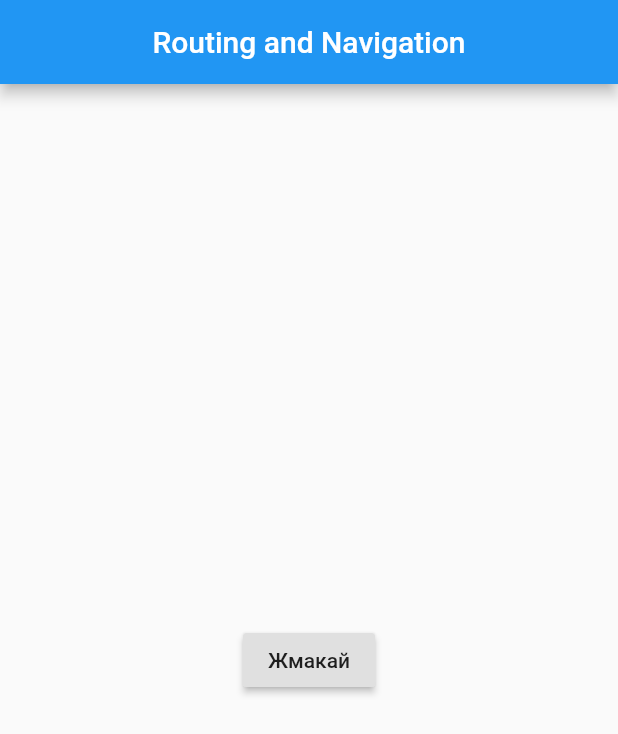
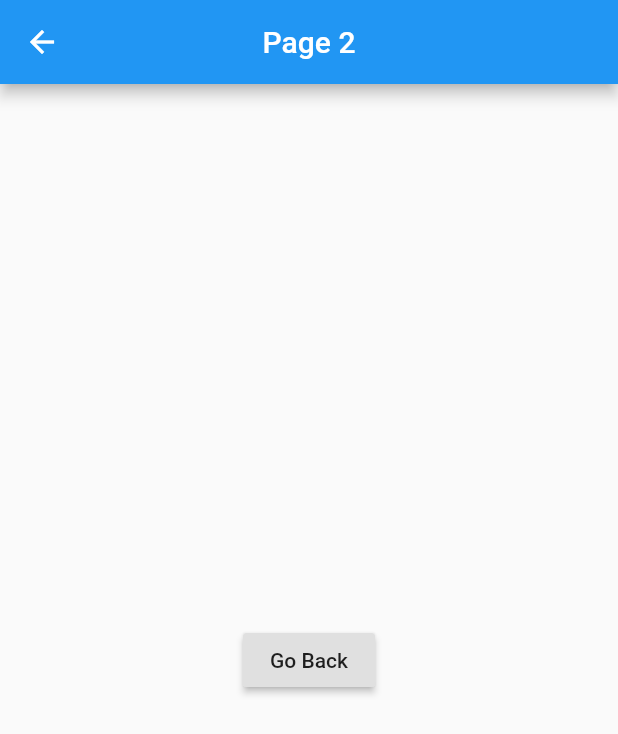
Before and after one commit to USSRFantom/data_transfer, a Flutter app: the screen it shows after launch, after a tap on "Жмакай", on a phone screen of 412 x 824 dp. Shown: the top 734 px of the screen. Run offline on Flutter 3.47's test engine with Material 2 defaults, Android fonts, the phone set to English and light mode, and no system bars.

```diff
--- a/lib/main.dart
+++ b/lib/main.dart
@@ -21,9 +21,34 @@ class HomePage extends StatelessWidget{
   Widget build(BuildContext context) {
     return Center(
       child: RaisedButton(
-        onPressed: (){},
+        onPressed: ()
+            {
+              Route route = MaterialPageRoute(builder: (context) => Page2());
+              Navigator.push(context, route);
+            },
         child: Text('Жмакай'),
       ),
     );
   }
 }
+
+
+class Page2 extends StatelessWidget {
+  @override
+  Widget build(BuildContext context) {
+    return Scaffold(
+      appBar: AppBar(
+        title: Text('Page 2'),
+        centerTitle: true,
+      ),
+      body: Center(
+        child: RaisedButton(
+          onPressed: (){
+            Navigator.pop(context);
+          },
+          child: Text('Go Back'),
+        ),
+      ),
+    );
+  }
+}
```
